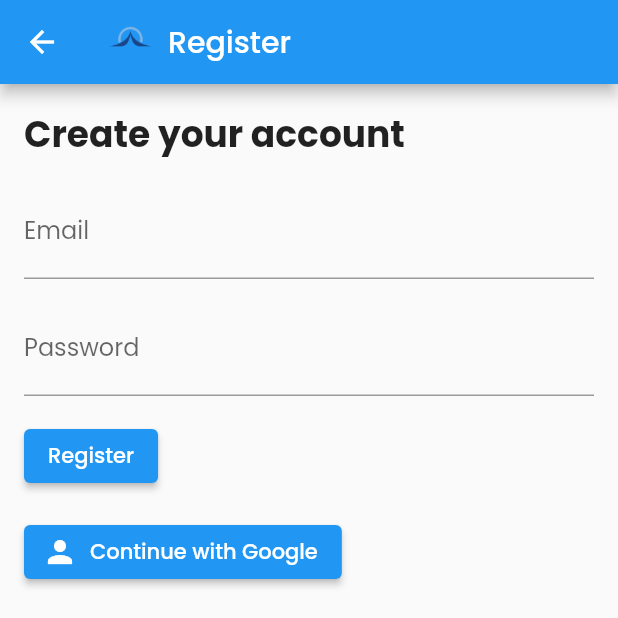
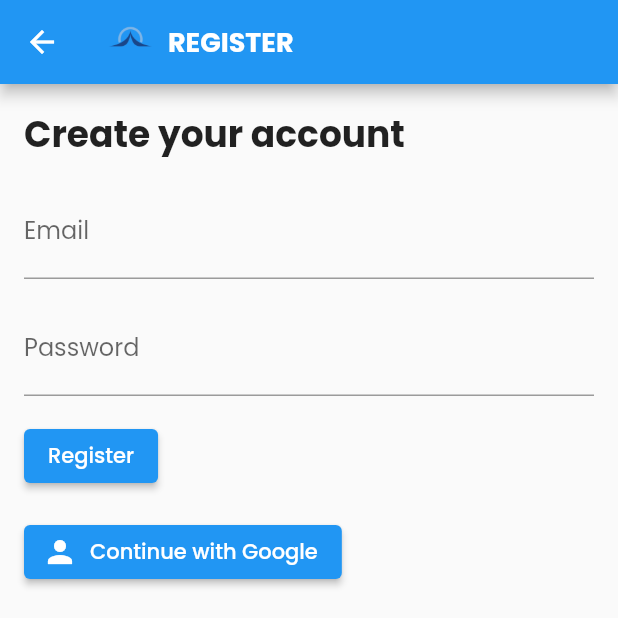
Before and after one commit to Black-Sigatoka/Frontend, a Flutter app: the RegisterScreen screen opened directly, on a phone screen of 412 x 824 dp, the top half of it. Run offline on Flutter 3.47's test engine with Material 2 defaults, Android fonts, the phone set to English and light mode, and no system bars; our stand-ins replace firebase_core; accounts and stored records are empty.

Commit message:
Changed the 'Register' text to uppercase and bold, and increased the font size to 18.

```diff
--- a/lib/screens/register_page.dart
+++ b/lib/screens/register_page.dart
@@ -17,7 +17,14 @@ class RegisterScreen extends StatelessWidget {
               width: 30,
             ),
             const SizedBox(width: 10),
-            const Text('Register'),
+            Text(
+              'Register'.toUpperCase(),
+              textAlign: TextAlign.center,
+              style: TextStyle(
+                fontSize: 18,
+                fontWeight: FontWeight.bold,
+              ),
+            ),
           ],
         ),
       ),
```
